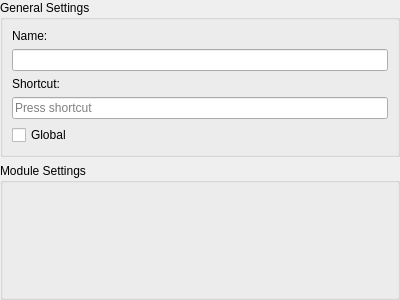
KHeresy/ClipboardAssistant, file ClipboardAssistant/ActionSetSettings.ui: the form before one commit.
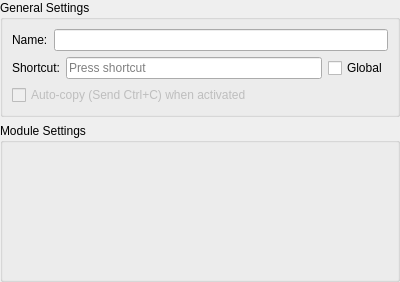
The form after the commit.

Commit message: alloow auto-copy for each actioset, fix OpenAI image

The edit to the form file:
```diff
--- a/ClipboardAssistant/ActionSetSettings.ui
+++ b/ClipboardAssistant/ActionSetSettings.ui
@@ -7,7 +7,7 @@
     <x>0</x>
     <y>0</y>
     <width>400</width>
-    <height>300</height>
+    <height>282</height>
    </rect>
   </property>
   <property name="windowTitle">
@@ -28,11 +28,19 @@
    </property>
    <item>
     <widget class="QGroupBox" name="groupAction">
+     <property name="sizePolicy">
+      <sizepolicy hsizetype="Preferred" vsizetype="Fixed">
+       <horstretch>0</horstretch>
+       <verstretch>0</verstretch>
+      </sizepolicy>
+     </property>
      <property name="title">
       <string>General Settings</string>
      </property>
      <layout class="QVBoxLayout" name="verticalLayout_2">
       <item>
+       <layout class="QHBoxLayout" name="horizontalLayout">
+        <item>
        <widget class="QLabel" name="labelName">
         <property name="text">
          <string>Name:</string>
@@ -42,6 +50,10 @@
       <item>
        <widget class="QLineEdit" name="editName"/>
       </item>
+       </layout>
+      </item>
+      <item>
+       <layout class="QHBoxLayout" name="horizontalLayout_2">
       <item>
        <widget class="QLabel" name="labelShortcut">
         <property name="text">
@@ -56,6 +68,18 @@
        <widget class="QCheckBox" name="checkGlobal">
         <property name="text">
          <string>Global</string>
+          </property>
+         </widget>
+        </item>
+       </layout>
+      </item>
+      <item>
+       <widget class="QCheckBox" name="checkAutoCopy">
+        <property name="enabled">
+         <bool>false</bool>
+        </property>
+        <property name="text">
+         <string>Auto-copy (Send Ctrl+C) when activated</string>
         </property>
        </widget>
       </item>
```
Lines whose indentation alone changed are shown as unchanged. The commit also changes 9 other files.
